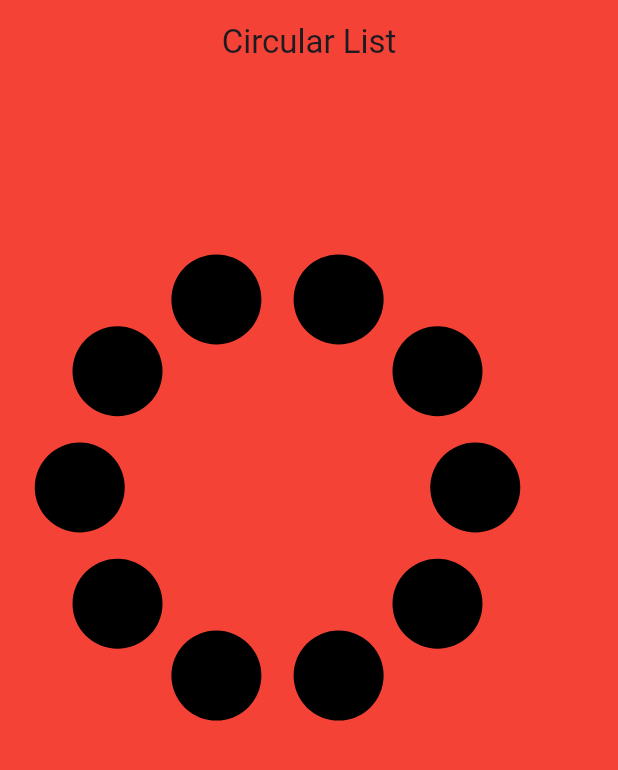
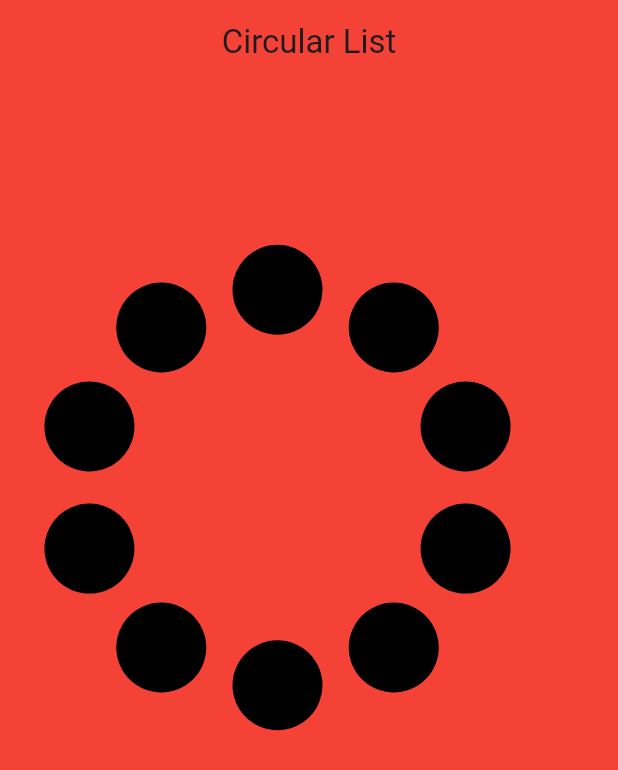
Before and after one commit to flutter99/flutter_projects, a Flutter app: the screen it shows after launch, on a phone screen of 412 x 824 dp. Shown: the top 770 px of the screen. Run offline on Flutter 3.47's test engine with Material 2 defaults, Android fonts, the phone set to English and light mode, and no system bars.

Commit message:
flutter circular animates list widget added

```diff
--- a/flutter_widgets/lib/cirular_list/circle_list_widget.dart
+++ b/flutter_widgets/lib/cirular_list/circle_list_widget.dart
@@ -1,6 +1,5 @@
 import 'dart:math' as math;
 import 'package:flutter/material.dart';
-
 
 class CircularList extends StatelessWidget {
   final List<Widget> items;
@@ -29,8 +28,15 @@ class CircularList extends StatelessWidget {
   }
 }
 
-class CircularListWidget extends StatelessWidget {
+
+class CircularListWidget extends StatefulWidget {
   const CircularListWidget({super.key});
+
+  @override
+  State<CircularListWidget> createState() => _CircularListWidgetState();
+}
+
+class _CircularListWidgetState extends State<CircularListWidget> {
 
   @override
   Widget build(BuildContext context) {
@@ -41,7 +47,7 @@ class CircularListWidget extends StatelessWidget {
       appBar: AppBar(
         backgroundColor: Colors.red,
         centerTitle: true,
-        title: Text('Circular List'),
+        title: const Text('Circular List'),
       ),
       body: Center(
         child: Column(
--- /dev/null
+++ b/flutter_widgets/lib/cirular_list/circular_animated_list.dart
@@ -0,0 +1,114 @@
+import 'dart:math' as math;
+import 'package:flutter/material.dart';
+
+class MyCircularList extends StatelessWidget {
+  final List<Widget> items;
+  final Animation<double> animation;
+
+  const MyCircularList({
+    Key? key,
+    required this.animation,
+    required this.items,
+  }) : super(key: key);
+
+  @override
+  Widget build(BuildContext context) {
+    final double height = MediaQuery.of(context).size.height;
+    return Stack(
+      children: List.generate(10, (index) {
+        return AnimatedBuilder(
+          animation: animation,
+          builder: (context, child) {
+            final angle = 2 * math.pi * (index / 10) + (2 * math.pi * animation.value);
+            final radius = height * 0.16;
+            final x = radius * math.cos(angle);
+            final y = radius * math.sin(angle);
+            return Positioned(
+              left: x + 155,
+              top: y + 155,
+              child: child!,
+            );
+          },
+          child: items[index],
+        );
+      }),
+    );
+  }
+}
+
+
+class MyCircularListWidget extends StatefulWidget {
+  const MyCircularListWidget({super.key});
+
+  @override
+  State<MyCircularListWidget> createState() => _MyCircularListWidgetState();
+}
+
+class _MyCircularListWidgetState extends State<MyCircularListWidget>
+    with SingleTickerProviderStateMixin {
+  late AnimationController controller;
+  late Animation<double> animation;
+
+  @override
+  void initState() {
+    // TODO: implement initState
+    super.initState();
+    controller = AnimationController(
+      vsync: this,
+      duration: const Duration(seconds: 5),
+    );
+
+    animation = Tween<double>(begin: 0, end: 1).animate(controller);
+
+    controller.addStatusListener((status) {
+      if(status == AnimationStatus.completed) {
+        controller.repeat();
+      } else if(status == AnimationStatus.dismissed) {
+        controller.forward();
+      }
+    });
+
+    controller.forward();
+
+  }
+
+  @override
+  Widget build(BuildContext context) {
+    final double height = MediaQuery.sizeOf(context).height;
+    final double width = MediaQuery.sizeOf(context).width;
+    return Scaffold(
+      backgroundColor: Colors.red,
+      appBar: AppBar(
+        backgroundColor: Colors.red,
+        centerTitle: true,
+        title: const Text('Circular List'),
+      ),
+      body: Center(
+        child: Column(
+          crossAxisAlignment: CrossAxisAlignment.center,
+          mainAxisAlignment: MainAxisAlignment.center,
+          children: [
+            SizedBox(
+              height: 600,
+              width: width,
+              child: MyCircularList(
+                animation: animation,
+                items: List.generate(
+                  10,
+                      (index) => Container(
+                    height: 60,
+                    width: 60,
+                    decoration: const BoxDecoration(
+                      shape: BoxShape.circle,
+                      color: Colors.black,
+                    ),
+                  ),
+                ),
+              ),
+            ),
+          ],
+        ),
+      ),
+    );
+  }
+}
--- a/flutter_widgets/lib/main.dart
+++ b/flutter_widgets/lib/main.dart
@@ -1,5 +1,6 @@
 import 'package:flutter/material.dart';
 import 'package:flutter_widgets/cirular_list/circle_list_widget.dart';
+import 'package:flutter_widgets/cirular_list/circular_animated_list.dart';
 
 void main() {
   runApp(const MyApp());
@@ -17,7 +18,8 @@ class MyApp extends StatelessWidget {
         colorScheme: ColorScheme.fromSeed(seedColor: Colors.deepPurple),
         useMaterial3: true,
       ),
-      home: const CircularListWidget(),
+      //home: const CircularListWidget(),
+      home: MyCircularListWidget(),
     );
   }
 }
```
